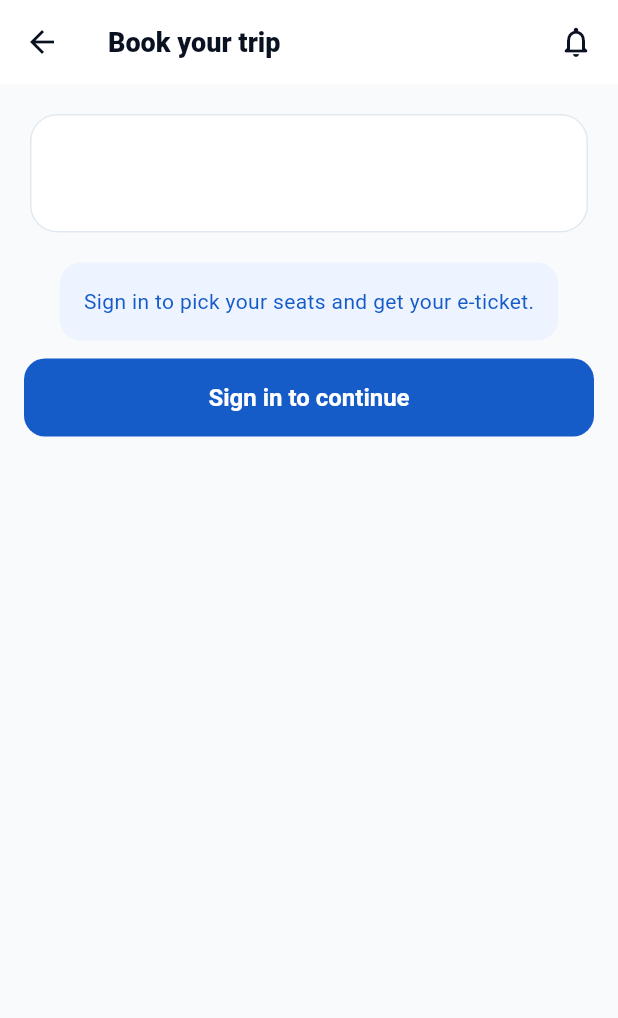
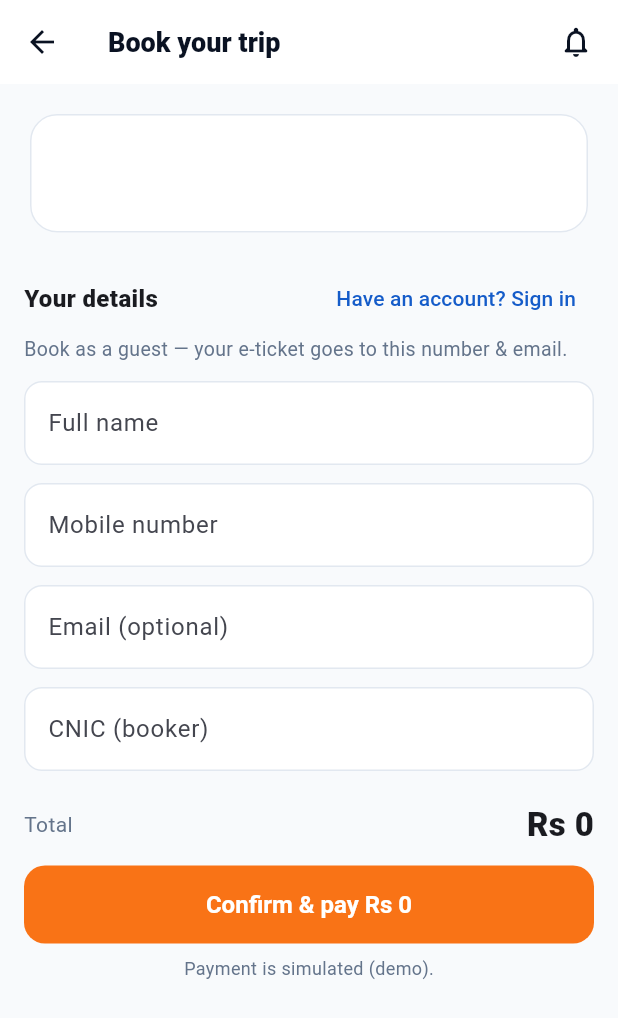
Before and after one commit to imgrasooldev/bookie, a Flutter app: the BookingPage screen opened directly with empty values, on a phone screen of 412 x 824 dp. Shown: the top 1018 px of the screen. Run offline on Flutter 3.47's test engine with Material 3 defaults, Android fonts, the phone set to English and light mode, and no system bars; our stand-ins replace bloc, curved_navigation_bar, dio, equatable, flutter_bloc, get_it and 6 more; accounts and stored records are empty; network calls fail.

Commit message:
mobile: guest checkout — book through to payment without an account
The booking page no longer blocks guests with a sign-in wall. When not logged
in it collects the booker's name, mobile, email and CNIC and creates a guest
booking (e-ticket retrievable by ref + mobile); when signed in it prefills from
the account. Matches the web flow and Sastaticket/Bookme.

Co-Authored-By: Claude Opus 4.8 <noreply@anthropic.com>

```diff
--- a/apps/mobile/lib/features/bookings/view/booking_page.dart
+++ b/apps/mobile/lib/features/bookings/view/booking_page.dart
@@ -27,7 +27,12 @@ class BookingPage extends StatefulWidget {
 }
 
 class _BookingPageState extends State<BookingPage> {
+  // booker contact — prefilled from the account when signed in, typed otherwise
+  final _name = TextEditingController();
+  final _phone = TextEditingController();
+  final _email = TextEditingController();
   final _cnic = TextEditingController();
+
   late Future<Trip> _detail = sl<TripRepository>().trip(widget.trip.id, date: widget.date);
   Map<String, String> _seats = {}; // seat -> gender
   bool _busy = false;
@@ -36,19 +41,38 @@ class _BookingPageState extends State<BookingPage> {
 
   @override
   void dispose() {
-    _cnic.dispose();
+    for (final c in [_name, _phone, _email, _cnic]) {
+      c.dispose();
+    }
     super.dispose();
   }
 
-  Future<void> _confirm(AuthUser user) async {
+  Future<void> _confirm(AuthUser? user) async {
+    final guest = user == null;
+    final name = guest ? _name.text.trim() : user.name;
+    final phone = guest ? onlyDigits(_phone.text) : user.phone;
+    final email = guest
+        ? (_email.text.trim().isEmpty ? null : _email.text.trim())
+        : user.email;
+    final cnic = onlyDigits(_cnic.text);
+
+    String? err;
     if (_isBus && _seats.isEmpty) {
-      ScaffoldMessenger.of(context).showSnackBar(const SnackBar(content: Text('Please select at least one seat.')));
+      err = 'Please select at least one seat.';
+    } else if (guest && name.length < 2) {
+      err = 'Enter the booker\'s name.';
+    } else if (guest && !isValidPkMobile(_phone.text)) {
+      err = 'Enter a valid mobile number (03XX-XXXXXXX).';
+    } else if (guest && _email.text.trim().isNotEmpty && !isValidEmail(_email.text)) {
+      err = 'Enter a valid email, or leave it blank.';
+    } else if (cnic.length != 13) {
+      err = 'Enter your 13-digit CNIC.';
+    }
+    if (err != null) {
+      ScaffoldMessenger.of(context).showSnackBar(SnackBar(content: Text(err)));
       return;
     }
-    if (_cnic.text.replaceAll(RegExp(r'\D'), '').length != 13) {
-      ScaffoldMessenger.of(context).showSnackBar(const SnackBar(content: Text('Enter your 13-digit CNIC.')));
-      return;
-    }
+
     setState(() => _busy = true);
     try {
       final seats = _seats.keys.toList();
@@ -58,9 +82,9 @@ class _BookingPageState extends State<BookingPage> {
         seats: _isBus ? seats : null,
         quantity: _isBus ? null : 1,
         passengers: _isBus
-            ? seats.map((s) => Passenger(name: user.name, gender: _seats[s], seatLabel: s)).toList()
-            : [Passenger(name: user.name)],
-        contact: {'name': user.name, 'cnic': _cnic.text.replaceAll(RegExp(r'\D'), ''), 'phone': user.phone, if (user.email != null) 'email': user.email},
+            ? seats.map((s) => Passenger(name: name, gender: _seats[s], seatLabel: s)).toList()
+            : [Passenger(name: name)],
+        contact: {'name': name, 'cnic': cnic, 'phone': phone, if (email != null) 'email': email},
         paymentMethod: 'Easypaisa',
       );
       if (!mounted) return;
@@ -79,8 +103,7 @@ class _BookingPageState extends State<BookingPage> {
       appBar: const BookieAppBar(title: 'Book your trip'),
       body: BlocBuilder<AuthBloc, AuthState>(
         builder: (context, auth) {
-          final user = auth.user;
-          final loggedIn = auth.status == AuthStatus.authenticated && user != null;
+          final user = auth.status == AuthStatus.authenticated ? auth.user : null;
           return ListView(
             padding: const EdgeInsets.all(16),
             children: [
@@ -95,12 +118,7 @@ class _BookingPageState extends State<BookingPage> {
                 },
               ),
               const SizedBox(height: 16),
-              if (!loggedIn)
-                _guest()
-              else if (_isBus)
-                _seatFlow(user)
-              else
-                _simpleFlow(user),
+              if (_isBus) _seatFlow(user) else _simpleFlow(user),
             ],
           );
         },
@@ -108,21 +126,7 @@ class _BookingPageState extends State<BookingPage> {
     );
   }
 
-  Widget _guest() => Column(children: [
-        Container(
-          padding: const EdgeInsets.all(16),
-          decoration: BoxDecoration(color: AppColors.brand50, borderRadius: BorderRadius.circular(14)),
-          child: const Text('Sign in to pick your seats and get your e-ticket.', style: TextStyle(color: AppColors.brand)),
-        ),
-        const SizedBox(height: 12),
-        FilledButton(
-          onPressed: () => Navigator.of(context).push(MaterialPageRoute(builder: (_) => const LoginPage())),
-          style: FilledButton.styleFrom(minimumSize: const Size.fromHeight(52)),
-          child: const Text('Sign in to continue'),
-        ),
-      ]);
-
-  Widget _seatFlow(AuthUser user) {
+  Widget _seatFlow(AuthUser? user) {
     return FutureBuilder<Trip>(
       future: _detail,
       builder: (context, snap) {
@@ -133,7 +137,6 @@ class _BookingPageState extends State<BookingPage> {
         final booked = detail.bookedSeats.toSet();
         final business = detail.businessSeats.toSet();
         final capacity = (detail.seatsAvailable ?? 36) + booked.length;
-        // per-seat pricing so business/executive seats add their surcharge
         final total = _seats.keys.fold<num>(0, (sum, s) => sum + widget.trip.price + (business.contains(s) ? detail.businessSurcharge : 0));
         return Column(
           crossAxisAlignment: CrossAxisAlignment.start,
@@ -142,7 +145,7 @@ class _BookingPageState extends State<BookingPage> {
             const SizedBox(height: 12),
             SeatPicker(capacity: capacity, booked: booked, business: business, onChanged: (s) => setState(() => _seats = s)),
             const SizedBox(height: 20),
-            _cnicField(),
+            _contactSection(user),
             const SizedBox(height: 20),
             _payBar(total, () => _confirm(user)),
           ],
@@ -151,12 +154,51 @@ class _BookingPageState extends State<BookingPage> {
     );
   }
 
-  Widget _simpleFlow(AuthUser user) {
+  Widget _simpleFlow(AuthUser? user) {
     final total = widget.trip.price;
     return Column(crossAxisAlignment: CrossAxisAlignment.start, children: [
-      _cnicField(),
+      _contactSection(user),
       const SizedBox(height: 20),
       _payBar(total, () => _confirm(user)),
+    ]);
+  }
+
+  // Booker details — a compact "booking as <you>" card when signed in, or the
+  // full guest form (name, mobile, email, CNIC) when checking out as a guest.
+  Widget _contactSection(AuthUser? user) {
+    if (user != null) {
+      return Column(crossAxisAlignment: CrossAxisAlignment.start, children: [
+        Container(
+          padding: const EdgeInsets.all(12),
+          decoration: BoxDecoration(color: AppColors.brand50, borderRadius: BorderRadius.circular(12)),
+          child: Row(children: [
+            const Icon(Icons.person_rounded, color: AppColors.brand, size: 20),
+            const SizedBox(width: 10),
+            Expanded(child: Text('Booking as ${user.name} · ${user.phone}', style: const TextStyle(color: AppColors.brand, fontWeight: FontWeight.w600))),
+          ]),
+        ),
+        const SizedBox(height: 12),
+        _cnicField(),
+      ]);
+    }
+    return Column(crossAxisAlignment: CrossAxisAlignment.start, children: [
+      Row(children: [
+        const Text('Your details', style: TextStyle(fontWeight: FontWeight.w800, fontSize: 16)),
+        const Spacer(),
+        TextButton(
+          onPressed: () => Navigator.of(context).push(MaterialPageRoute(builder: (_) => const LoginPage())),
+          child: const Text('Have an account? Sign in'),
+        ),
+      ]),
+      const Text('Book as a guest — your e-ticket goes to this number & email.', style: TextStyle(color: AppColors.muted, fontSize: 13)),
+      const SizedBox(height: 12),
+      TextField(controller: _name, textCapitalization: TextCapitalization.words, decoration: const InputDecoration(labelText: 'Full name')),
+      const SizedBox(height: 12),
+      TextField(controller: _phone, keyboardType: TextInputType.phone, inputFormatters: [PhoneInputFormatter()], decoration: const InputDecoration(labelText: 'Mobile number', hintText: '0300-1234567')),
+      const SizedBox(height: 12),
+      TextField(controller: _email, keyboardType: TextInputType.emailAddress, decoration: const InputDecoration(labelText: 'Email (optional)', hintText: 'you@example.com')),
+      const SizedBox(height: 12),
+      _cnicField(),
     ]);
   }
 
@@ -164,7 +206,7 @@ class _BookingPageState extends State<BookingPage> {
         controller: _cnic,
         keyboardType: TextInputType.number,
         inputFormatters: [CnicInputFormatter()],
-        decoration: const InputDecoration(labelText: 'Your CNIC (booker)', hintText: '42301-1211234-1', counterText: ''),
+        decoration: const InputDecoration(labelText: 'CNIC (booker)', hintText: '42301-1211234-1', counterText: ''),
         maxLength: 15,
       );
 
```
